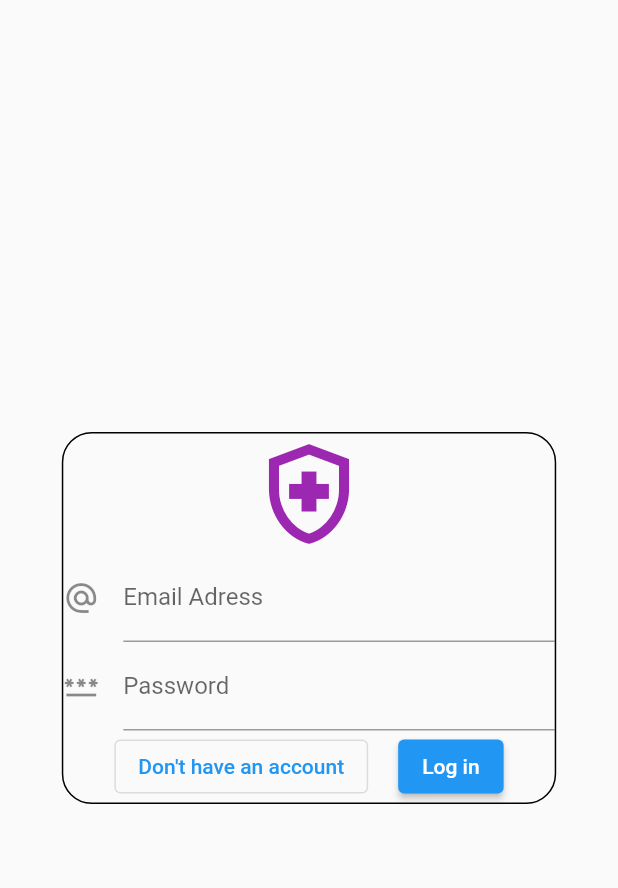
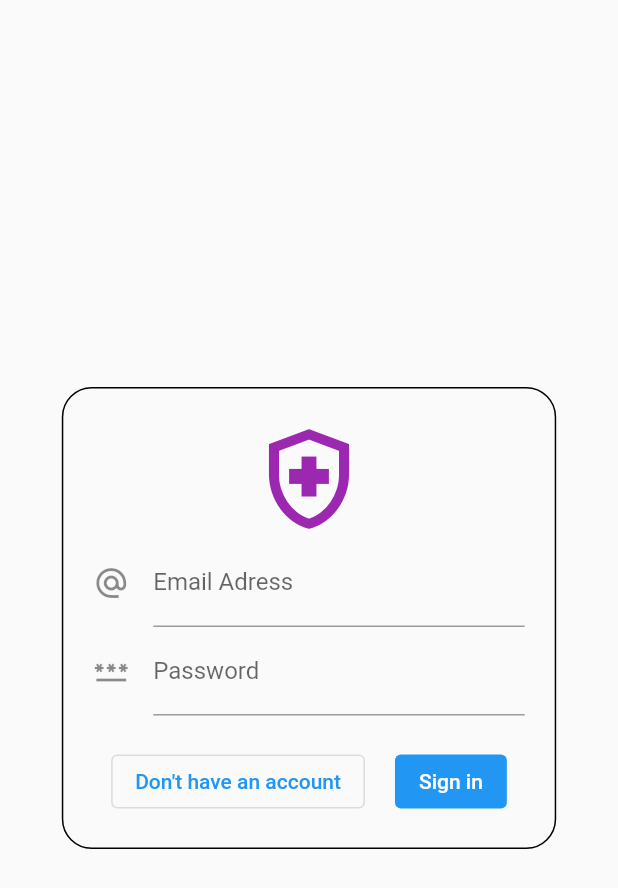
Before and after one commit to Demetre-Panjakidze/real-medbooker, a Flutter app: the screen it shows after launch, on a phone screen of 412 x 824 dp. Shown: the top 888 px of the screen. Run offline on Flutter 3.47's test engine with Material 2 defaults, Android fonts, the phone set to English and light mode, and no system bars; our stand-ins replace firebase_auth, firebase_core; accounts and stored records are empty.

```diff
--- a/lib/Presentation/screens/auth/auth.dart
+++ b/lib/Presentation/screens/auth/auth.dart
@@ -1,7 +1,7 @@
 import 'package:flutter/material.dart';
 import 'package:firebase_auth/firebase_auth.dart';
 
-final _firebase = FirebaseAuth.instance;
+final FirebaseAuth _firebase = FirebaseAuth.instance;
 
 class AuthPage extends StatefulWidget {
   const AuthPage({super.key});
@@ -19,6 +19,10 @@ class _AuthPageState extends State<AuthPage> {
   var _enteredFullName = '';
   bool _isLogin = true;
 
+  submit() {
+    print("current form: ${_isLogin ? "login" : "register"}");
+  }
+
   @override
   Widget build(BuildContext context) {
     return Scaffold(
@@ -35,6 +39,8 @@ class _AuthPageState extends State<AuthPage> {
                 border: Border.all(width: 1, color: Colors.black),
                 borderRadius: BorderRadius.circular(20),
               ),
+              child: Padding(
+                padding: const EdgeInsets.all(20.0),
                 child: SingleChildScrollView(
                   child: Column(
                     children: [
@@ -77,10 +83,13 @@ class _AuthPageState extends State<AuthPage> {
                                   labelText: "Password",
                                   icon: Icon(Icons.password),
                                 ),
+                                obscureText: true,
+                                enableSuggestions: false,
+                                autocorrect: false,
                                 initialValue: _enteredPassword,
-                              obscureText: false,
                                 validator: (value) {
-                                if (value == null || value.trim().length < 6) {
+                                  if (value == null ||
+                                      value.trim().length < 6) {
                                     return 'Please enter at least 6 character password';
                                   } else if (value.trim().length > 30) {
                                     return 'Please enter maximum of 30 character password';
@@ -99,7 +108,8 @@ class _AuthPageState extends State<AuthPage> {
                                 ),
                                 initialValue: _enteredFullName,
                                 validator: (value) {
-                                if (value == null || value.trim().length < 3) {
+                                  if (value == null ||
+                                      value.trim().length < 3) {
                                     return 'Please enter at least 3 character full name.';
                                   } else if (value.trim().length > 25) {
                                     return 'Please enter maximum of 25 character full name.';
@@ -118,7 +128,8 @@ class _AuthPageState extends State<AuthPage> {
                                 ),
                                 initialValue: _enteredUsername,
                                 validator: (value) {
-                                if (value == null || value.trim().length < 3) {
+                                  if (value == null ||
+                                      value.trim().length < 3) {
                                     return 'Please enter at least 3 character username.';
                                   } else if (value.trim().length > 25) {
                                     return 'Please enter maximum of 25 character username.';
@@ -160,9 +171,12 @@ class _AuthPageState extends State<AuthPage> {
                                   icon: Icon(Icons.password),
                                 ),
                                 initialValue: _enteredPassword,
-                              obscureText: false,
+                                obscureText: true,
+                                enableSuggestions: false,
+                                autocorrect: false,
                                 validator: (value) {
-                                if (value == null || value.trim().length < 6) {
+                                  if (value == null ||
+                                      value.trim().length < 6) {
                                     return 'Please enter at least 6 character password';
                                   } else if (value.trim().length > 30) {
                                     return 'Please enter maximum of 30 character password';
@@ -180,9 +194,12 @@ class _AuthPageState extends State<AuthPage> {
                                   icon: Icon(Icons.password),
                                 ),
                                 initialValue: _enteredConfirmedPassword,
-                              obscureText: false,
+                                obscureText: true,
+                                enableSuggestions: false,
+                                autocorrect: false,
                                 validator: (value) {
-                                if (value == null || value.trim().length < 6) {
+                                  if (value == null ||
+                                      value.trim().length < 6) {
                                     return 'Please enter at least 6 character password';
                                   } else if (value.trim().length > 30) {
                                     return 'Please enter maximum of 30 character password';
@@ -192,6 +209,9 @@ class _AuthPageState extends State<AuthPage> {
                                 onSaved: (newValue) {
                                   _enteredConfirmedPassword = newValue!;
                                 },
+                              ),
+                            const SizedBox(
+                              height: 20,
                             ),
                             Row(
                               mainAxisAlignment: MainAxisAlignment.center,
@@ -210,8 +230,14 @@ class _AuthPageState extends State<AuthPage> {
                                   width: 20,
                                 ),
                                 ElevatedButton(
-                                onPressed: () {},
-                                child: const Text("Log in"),
+                                  onPressed: () {
+                                    submit();
+                                  },
+                                  style: ButtonStyle(
+                                      elevation: MaterialStateProperty.all(0)),
+                                  child: _isLogin
+                                      ? const Text("Sign in")
+                                      : const Text("Sign up"),
                                 )
                               ],
                             )
@@ -223,6 +249,7 @@ class _AuthPageState extends State<AuthPage> {
                 ),
               ),
             ),
+          ),
         ],
       ),
     );
```
Lines whose indentation alone changed are shown as unchanged.
